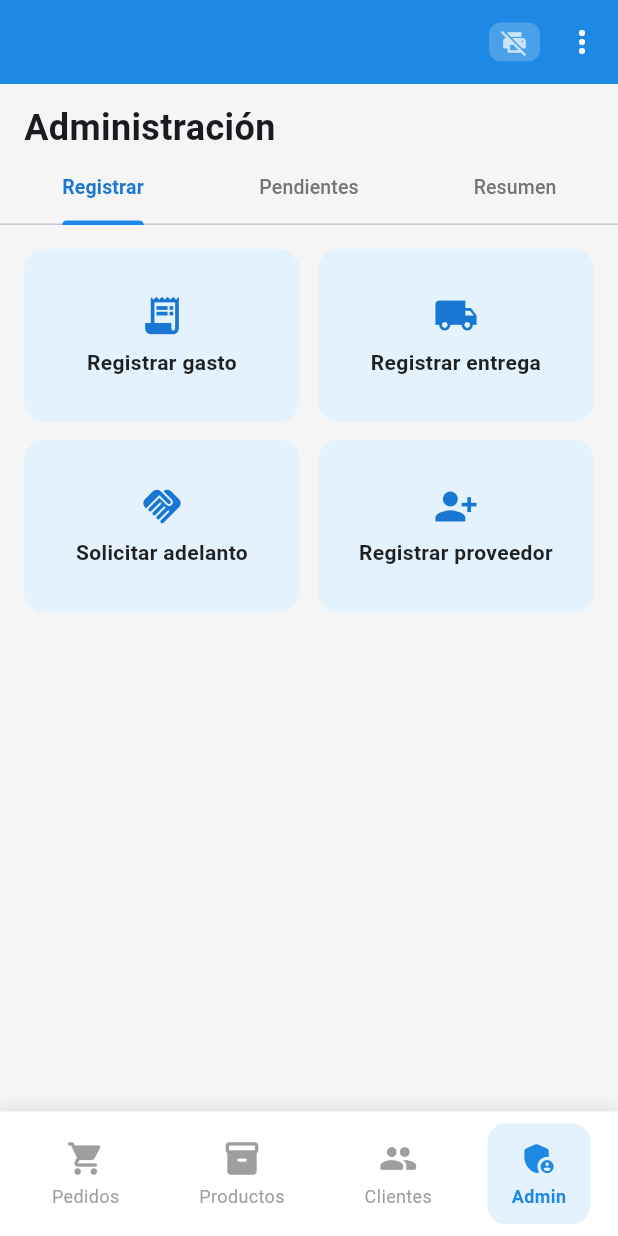
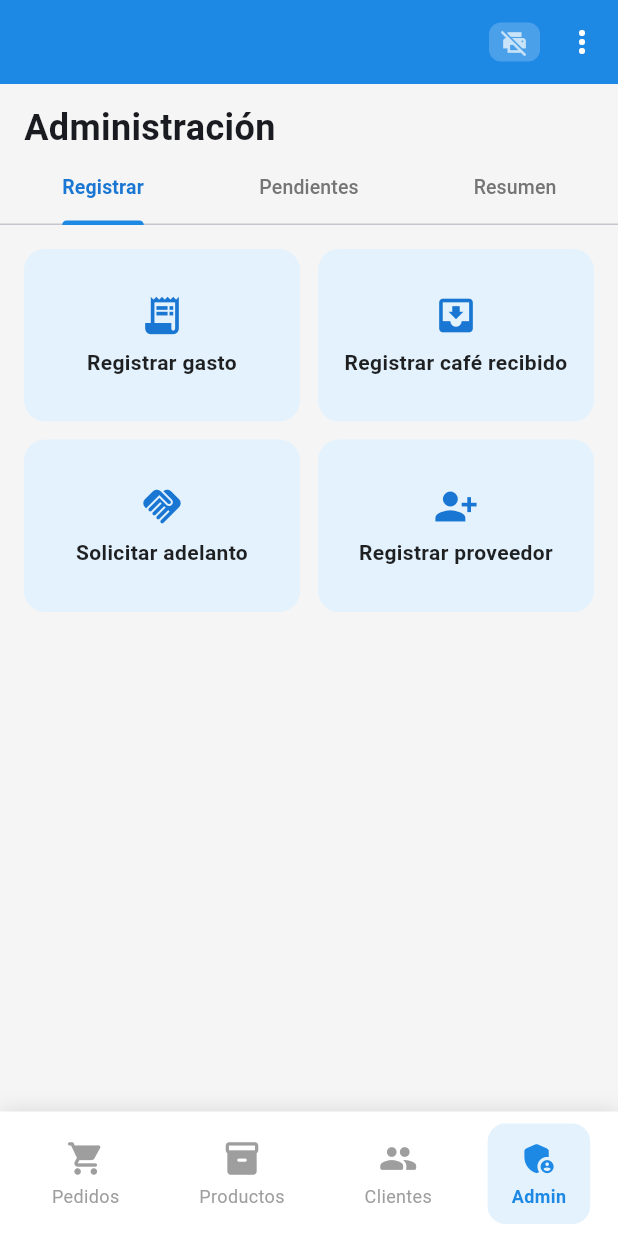
Before and after one commit to sofiaqsy/apartaloapp, a Flutter app: the MainScreen screen opened directly with empty values, item 4 of the bottom bar chosen, on a phone screen of 412 x 824 dp. Run offline on Flutter 3.47's test engine with Material 3 defaults, Android fonts, the phone set to English and light mode, and no system bars; our stand-ins replace cached_network_image, firebase_auth, firebase_core, firebase_messaging, flutter_animate, flutter_blue_plus and 6 more; missing offline and left inert: mobile_scanner; accounts and stored records are empty; network calls fail.

Commit message:
Registrar café recibido instead of Registrar entrega
Entrega read as us delivering coffee; the button, form title, success
message, price form and Pendientes rows now say café recibido, with an
inbox icon instead of a delivery truck.

Co-Authored-By: Claude Opus 5.5 <noreply@anthropic.com>

```diff
--- a/lib/screens/tabs/administracion_tab.dart
+++ b/lib/screens/tabs/administracion_tab.dart
@@ -243,15 +243,15 @@ bool _esDevolucion(Map<String, dynamic> v) => v['tipo'] == 'advance_return';
 // Nombres de acción (verbo + cosa), iguales en el botón y en el título del formulario.
 const _titulos = {
   'gasto': 'Registrar gasto', 'pagoGasto': 'Pagar gasto', 'adelanto': 'Solicitar adelanto', 'aprobarAdelanto': 'Aprobar adelanto',
-  'rechazarAdelanto': 'Rechazar adelanto', 'proveedor': 'Registrar proveedor', 'entrega': 'Registrar entrega',
-  'precio': 'Poner precio a la entrega', 'pago': 'Pagar compra', 'ingreso': 'Registrar ingreso', 'retiro': 'Pasar dinero a caja',
+  'rechazarAdelanto': 'Rechazar adelanto', 'proveedor': 'Registrar proveedor', 'entrega': 'Registrar café recibido',
+  'precio': 'Poner precio al café recibido', 'pago': 'Pagar compra', 'ingreso': 'Registrar ingreso', 'retiro': 'Pasar dinero a caja',
 };
 
 // Lo que pasó y lo que sigue, después de guardar.
 const _hecho = {
   'gasto': 'Gasto registrado ✓ Administración lo pagará', 'pagoGasto': 'Gasto pagado ✓',
   'adelanto': 'Adelanto solicitado ✓ Administración lo revisará', 'aprobarAdelanto': 'Adelanto aprobado y entregado ✓',
-  'rechazarAdelanto': 'Adelanto rechazado', 'proveedor': 'Proveedor registrado ✓', 'entrega': 'Entrega registrada ✓',
+  'rechazarAdelanto': 'Adelanto rechazado', 'proveedor': 'Proveedor registrado ✓', 'entrega': 'Café recibido registrado ✓',
   'precio': 'Precio puesto ✓ Lo que falta queda por pagar', 'pago': 'Compra pagada ✓', 'retiro': 'Dinero pasado a caja ✓',
 };
 
@@ -603,7 +603,7 @@ class _Registrar extends StatelessWidget {
     // Todos registran y piden; sólo Administración mueve dinero (Pagar compra, Retiro a caja).
     final botones = <(String, IconData, String)>[
       ('gasto', Icons.receipt_long, _titulos['gasto']!),
-      ('entrega', Icons.local_shipping, _titulos['entrega']!),
+      ('entrega', Icons.move_to_inbox, _titulos['entrega']!), // café que llega a nosotros
       ('adelanto', Icons.handshake, _titulos['adelanto']!),
       ('proveedor', Icons.person_add_alt_1, _titulos['proveedor']!),
       if (esDueno) ('pago', Icons.payments, 'Pagar compras'),
@@ -734,8 +734,8 @@ class _PendientesState extends State<_Pendientes> {
     if (await _abrirFormulario(context, formulario, fijos: fijos, subtitulo: subtitulo)) _cargar();
   }
 
-  static const _iconos = {'gasto': Icons.receipt_long, 'adelanto': Icons.handshake, 'entrega': Icons.local_shipping};
-  static const _nombres = {'gasto': 'Gasto', 'adelanto': 'Adelanto', 'entrega': 'Entrega'};
+  static const _iconos = {'gasto': Icons.receipt_long, 'adelanto': Icons.handshake, 'entrega': Icons.move_to_inbox};
+  static const _nombres = {'gasto': 'Gasto', 'adelanto': 'Adelanto', 'entrega': 'Café recibido'};
 
   /// Una sola lista: lo que se pidió o registró (como en Solicitudes) y lo que espera a Administración, sin repetir.
   List<_Fila> _filas() {
@@ -758,7 +758,7 @@ class _PendientesState extends State<_Pendientes> {
 
     for (final d in lista('sinPrecio')) {
       final id = '${d['id']}';
-      fila(id, () => _Fila(id: id, tipo: 'Entrega', icono: Icons.local_shipping, fecha: '${d['delivery_date']}', estado: 'Sin precio',
+      fila(id, () => _Fila(id: id, tipo: 'Café recibido', icono: Icons.move_to_inbox, fecha: '${d['delivery_date']}', estado: 'Sin precio',
               lineas: ['${d['kg']} kg · ${d['farmer_id']}', '${d['delivery_date']}']))
           .acciones.add(('Poner precio', () => _formulario('precio', {'entregaId': d['id']}, '$id · ${d['kg']} kg')));
     }
```
Also changed, not shown: 1 other file.
